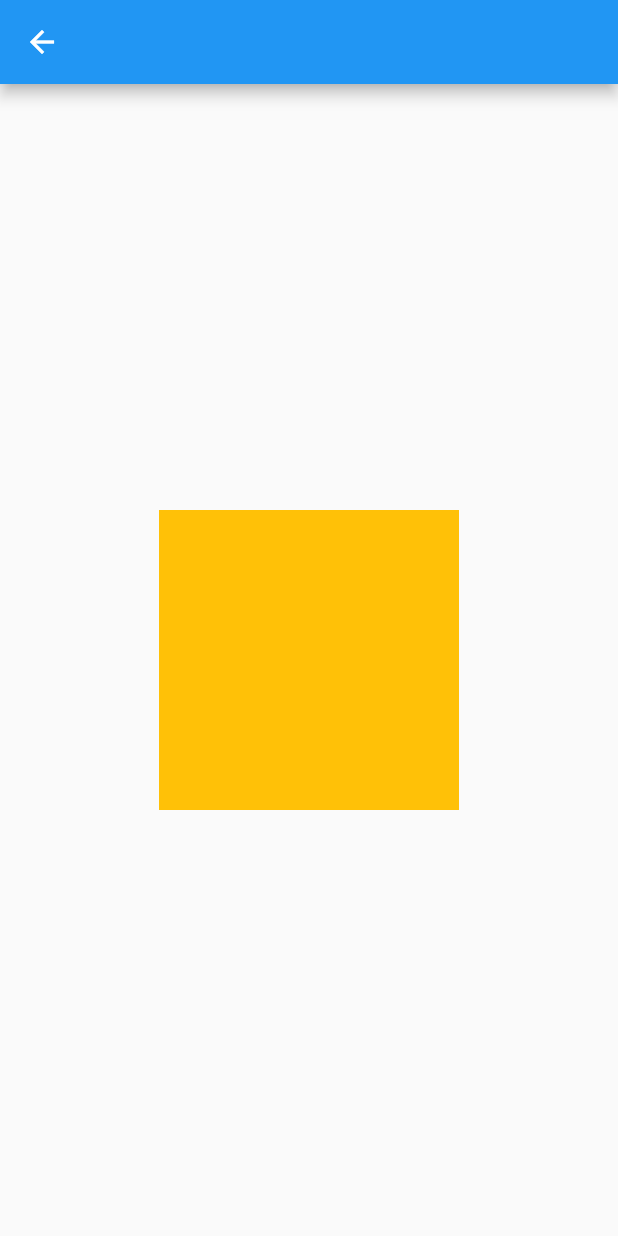
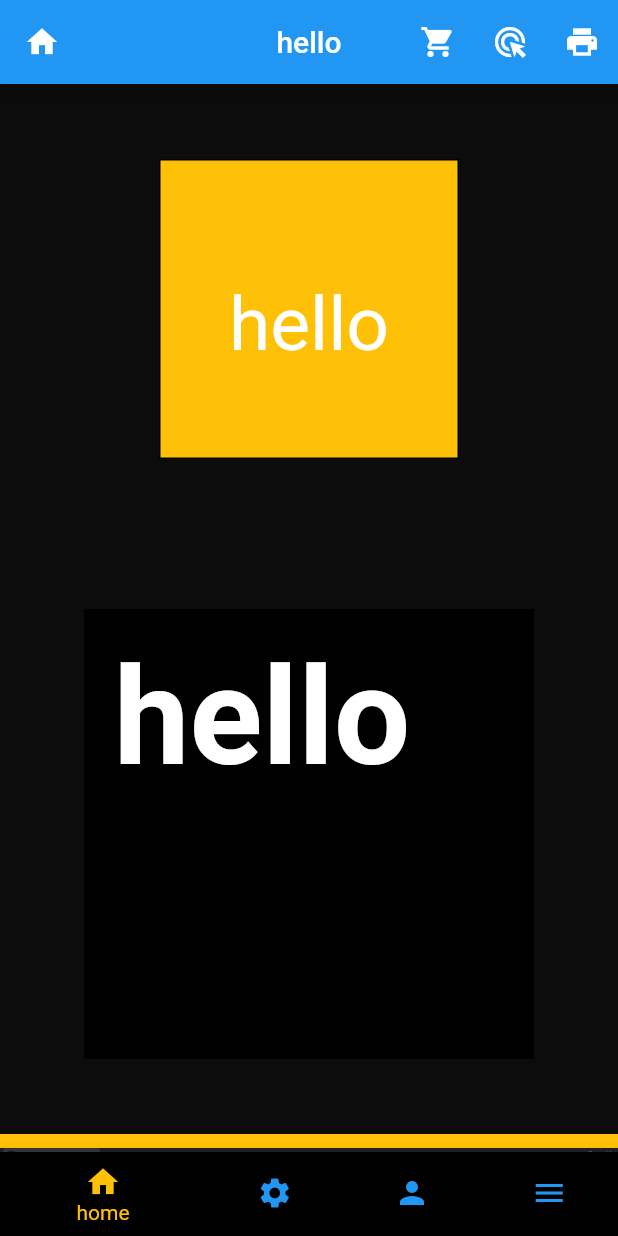
Before and after one commit to arman721/flutter, a Flutter app: the homepage screen opened by its route, on a phone screen of 412 x 824 dp. Run offline on Flutter 3.47's test engine with Material 2 defaults, Android fonts, the phone set to English and light mode, and no system bars.

Commit message:
third commit

```diff
--- a/lib/main.dart
+++ b/lib/main.dart
@@ -1,5 +1,6 @@
 import 'package:armantest/pages/homepage.dart';
 import 'package:armantest/pages/loginpage.dart';
+import 'package:armantest/utils/routes.dart';
 import 'package:flutter/material.dart';
 
 void main() {
@@ -16,8 +17,9 @@ class myapp extends StatelessWidget {
         // home:homepage()
         // initialRoute: loginpage(),
         routes: {
-          "/home":(context) => homepage(),
           "/":(context) => loginpage(),
+          MyRoutes.loginroute:(context) => loginpage(),
+          MyRoutes.homeroute:(context) => homepage(),
         },
         );
 
--- a/lib/pages/homepage.dart
+++ b/lib/pages/homepage.dart
@@ -1,21 +1,174 @@
 import 'package:flutter/material.dart';
 
-class homepage extends StatelessWidget {
+
+class homepage extends StatefulWidget {
   const homepage({super.key});
+
+  @override
+  State<homepage> createState() => _homepageState();
+}
+
+class _homepageState extends State<homepage> {
+  get child => null;
 
   @override
   Widget build(BuildContext context) {
     return Scaffold(
-      appBar: AppBar(),
-      body:  Material(
+      appBar: AppBar(
+        actions: [
+          IconButton(
+            icon: const Icon(Icons.shopping_cart),
+            tooltip: 'Open shopping cart',
+            onPressed: () {
+              // handle the press
+            },
+          ),
+          IconButton(
+            icon: const Icon(Icons.ads_click),
+            tooltip: 'Open shopping cart',
+            onPressed: () {
+              // handle the press
+            },
+          ),
+
+          IconButton(
+             icon:Icon(Icons.print),
+             onPressed: () {
+
+             },
+          )
+        ],
+        leading: Icon(Icons.home),
+        title: Text("hello"),
+        centerTitle: true,
+      ),
+      body: Container(
+        color:Color.fromARGB(255, 12, 12, 12),
+
+        child: SafeArea(
             child: Center(
-        child: Container(
+              child: SingleChildScrollView(
+                scrollDirection: Axis.vertical,
+
+
+                child: Column(
+                        mainAxisAlignment: MainAxisAlignment.center,
+                        children: [
+                Container(
+                  padding: EdgeInsets.only(top: 80),
                   height: 200,
                   width: 200,
+                  margin: EdgeInsets.all(50),
+                  decoration: BoxDecoration(
                     color: Colors.amber,
+                    border: Border.all(color: Colors.black),
+                  ),
+                  child: const Text("hello",
+                      selectionColor: Colors.white,
+                      textAlign: TextAlign.center,
+                      style: TextStyle(color: Colors.white, fontSize: 50)),
+                ),
+                Container(
+                  margin: EdgeInsets.all(50),
+                  color: Colors.black,
+                  height: 300,
+                  width: 300,
+                  padding: EdgeInsets.all(20),
+                  child: Text('hello',style: TextStyle(color: Colors.white,fontSize: 90,fontWeight:FontWeight.w700
+                  ),)
+                ),
+                Stack(
+                  children: [
+                    Container(
+                      height: 250,
+                      color: Colors.amber,
+                      child: Image.asset("lib/assets/w.png"),
+                    ),
+                    Positioned.fill(
+                      child: Align(
+                        alignment: Alignment.bottomLeft,
+                        child: Container(
+                          height: 90,
+                          width: 400,
+                          padding: EdgeInsets.only(top: 50),
+                          child: Text(
+                            "algebra ",
+                            style: TextStyle(fontSize: 20, color: Colors.white),
+                          ),
+                          decoration: BoxDecoration(
+                              color: Colors.black,
+                              border: Border(
+                                  bottom: BorderSide(
+                                      color: Color.fromARGB(255, 70, 147, 72),
+                                      width: 3)),
+                              gradient: LinearGradient(
+                                begin: Alignment.bottomCenter,
+                                end: Alignment.topCenter,
+                                colors: [
+                                  Colors.black,
+                                  Color.fromARGB(242, 0, 0, 0),
+                                  Color.fromARGB(221, 25, 24, 24),
+                                  Color.fromARGB(36, 25, 24, 24),
+                                ],
+                              )),
                         ),
                       ),
                     ),
+                  ],
+                ),
+                Container(
+                  margin: EdgeInsets.all(20),
+                  color: Colors.black,
+                  child: Row(
+                    children: [
+                      Container(
+                        height: 70,
+                        width: 100,
+                        child: Image.asset("lib/assets/w.png"),
+                        color: Color.fromARGB(255, 47, 45, 45),
+                      ),
+                      Container(
+                        padding: EdgeInsets.only(left: 10),
+                        height: 70,
+                        width: 170,
+                        child: Text("cbhwjn",style: TextStyle(color: Colors.amber,fontSize: 25),),
+                      ),
+                      Container(
+                        height: 70,
+                        width: 80,
+                        child: Icon(Icons.play_arrow,color: Colors.blue,size: 40,),
+                      )
+                    ],
+                  ),
+                ),
+                        ],
+                      ),
+              ),
+            )),
+      ),
+
+
+      bottomNavigationBar: BottomNavigationBar(
+          selectedItemColor: Colors.amber,
+          unselectedItemColor: Colors.blue,
+          backgroundColor: Colors.red,
+          items: [
+            BottomNavigationBarItem(
+
+                icon: Icon(
+                  Icons.home,
+
+
+                ),
+                label: 'home',
+                backgroundColor: Colors.black),
+            BottomNavigationBarItem(
+                icon: Icon(Icons.settings),
+                label: 'settings',
+                backgroundColor: Colors.amber),
+            BottomNavigationBarItem(icon: Icon(Icons.person), label: 'profile'),
+            BottomNavigationBarItem(icon: Icon(Icons.menu), label: 'menu')
+          ]),
     );
   }
 }
--- a/lib/pages/loginpage.dart
+++ b/lib/pages/loginpage.dart
@@ -1,3 +1,4 @@
+import "package:armantest/utils/routes.dart";
 import "package:flutter/material.dart";
 
 class loginpage extends StatelessWidget {
@@ -41,7 +42,7 @@ class loginpage extends StatelessWidget {
               ),
               ElevatedButton(
                 onPressed: () {
-                  print("login successful");
+                  Navigator.pushNamed(context, MyRoutes.homeroute);
                 },
                 child: Text("login"),
               ),
--- /dev/null
+++ b/lib/utils/routes.dart
@@ -0,0 +1,4 @@
+class MyRoutes {
+  static String loginroute = "/login";
+  static String homeroute = "/home";
+}
```
Also changed, not shown: lib/assets/w.png (added). Lines whose indentation alone changed are shown as unchanged.
